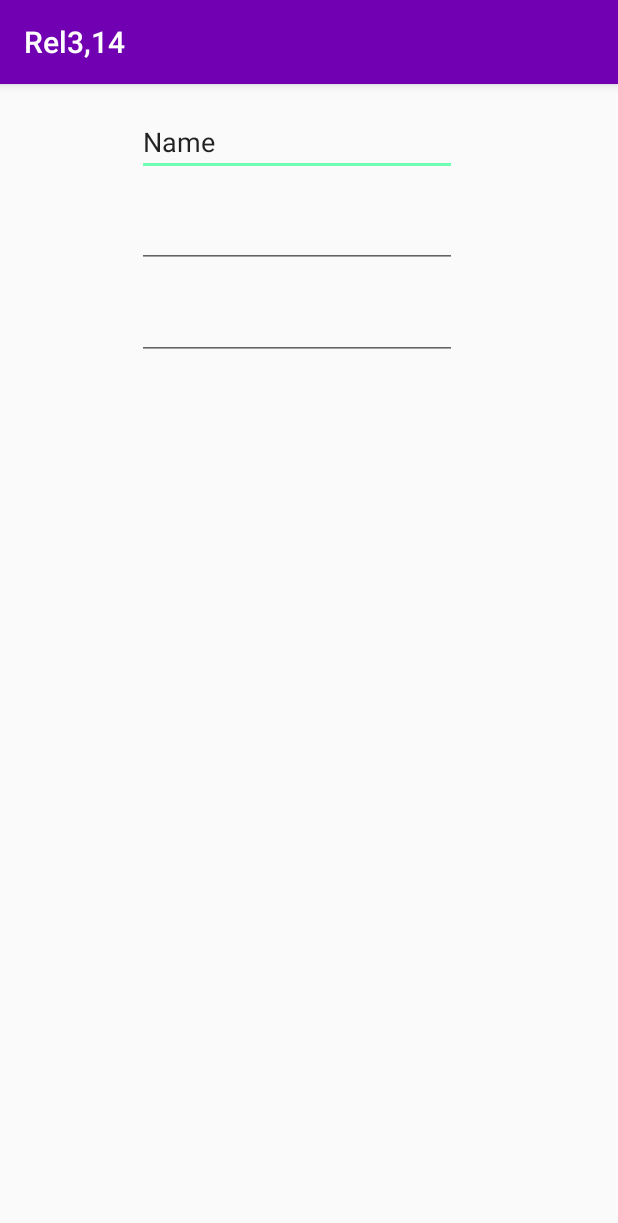
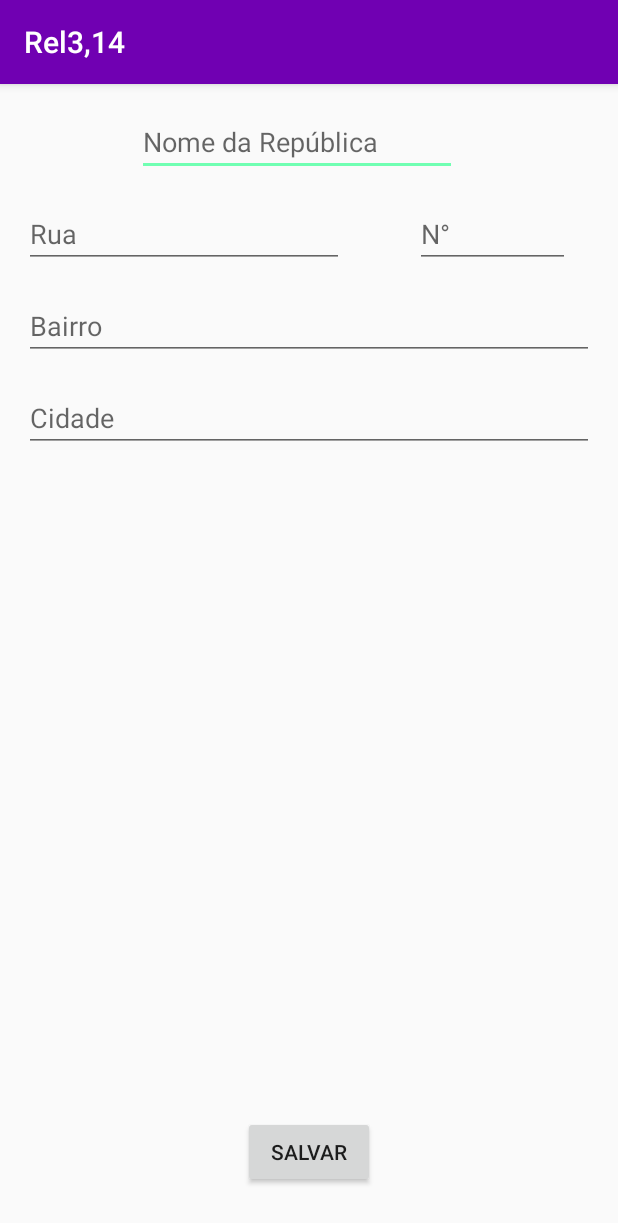
Before and after one commit to dsgeverton/Relp, an Android app: the CadastrarRepublicaActivity screen opened directly, with no data from a screen before it, on a phone screen of 412 x 824 dp. Shown: the top 1223 px of the screen. Run offline under Robolectric (Android 15) with nearby library versions, the phone set to English and light mode, and no system bars.

Commit message:
Criação da classe Republica

```diff
--- a/app/build.gradle
+++ b/app/build.gradle
@@ -28,4 +28,5 @@ dependencies {
     implementation 'com.google.android.gms:play-services-ads:15.0.1'
     implementation 'com.android.support:design:27.1.1'
     implementation 'com.android.support:cardview-v7:27.1.1'
+    implementation 'com.google.android.gms:play-services-maps:15.0.1'
 }
--- a/app/src/main/res/layout/activity_cadastrar_republica.xml
+++ b/app/src/main/res/layout/activity_cadastrar_republica.xml
@@ -17,7 +17,6 @@
         android:ems="10"
         android:hint="Nome da República"
         android:inputType="textPersonName"
-        android:text="Name"
         app:layout_constraintEnd_toEndOf="parent"
         app:layout_constraintStart_toStartOf="parent"
         app:layout_constraintTop_toTopOf="parent" />
@@ -26,26 +25,68 @@
         android:id="@+id/editText2"
         android:layout_width="wrap_content"
         android:layout_height="wrap_content"
-        android:layout_marginEnd="32dp"
         android:layout_marginStart="16dp"
         android:layout_marginTop="16dp"
         android:ems="10"
+        android:hint="Rua"
         android:inputType="number"
-        app:layout_constraintEnd_toEndOf="parent"
         app:layout_constraintStart_toStartOf="parent"
         app:layout_constraintTop_toBottomOf="@+id/editText" />
 
     <EditText
         android:id="@+id/editText3"
-        android:layout_width="wrap_content"
+        android:layout_width="103dp"
         android:layout_height="wrap_content"
         android:layout_marginEnd="32dp"
+        android:layout_marginStart="8dp"
+        android:layout_marginTop="16dp"
+        android:ems="10"
+        android:hint="N°"
+        android:inputType="number"
+        app:layout_constraintEnd_toEndOf="parent"
+        app:layout_constraintHorizontal_bias="1.0"
+        app:layout_constraintStart_toEndOf="@+id/editText2"
+        app:layout_constraintTop_toBottomOf="@+id/editText" />
+
+    <EditText
+        android:id="@+id/editText7"
+        android:layout_width="0dp"
+        android:layout_height="wrap_content"
+        android:layout_marginEnd="16dp"
         android:layout_marginStart="16dp"
         android:layout_marginTop="16dp"
         android:ems="10"
-        android:inputType="number"
+        android:hint="Cidade"
+        android:inputType="textPersonName"
+        app:layout_constraintEnd_toEndOf="parent"
+        app:layout_constraintHorizontal_bias="0.0"
+        app:layout_constraintStart_toStartOf="parent"
+        app:layout_constraintTop_toBottomOf="@+id/editText11" />
+
+    <EditText
+        android:id="@+id/editText11"
+        android:layout_width="0dp"
+        android:layout_height="wrap_content"
+        android:layout_marginEnd="16dp"
+        android:layout_marginStart="16dp"
+        android:layout_marginTop="16dp"
+        android:ems="10"
+        android:hint="Bairro"
+        android:inputType="textPersonName"
         app:layout_constraintEnd_toEndOf="parent"
         app:layout_constraintStart_toStartOf="parent"
         app:layout_constraintTop_toBottomOf="@+id/editText2" />
 
+    <Button
+        android:id="@+id/button"
+        android:layout_width="wrap_content"
+        android:layout_height="wrap_content"
+        android:layout_marginBottom="32dp"
+        android:layout_marginEnd="16dp"
+        android:layout_marginStart="16dp"
+        android:text="SALVAR"
+        app:layout_constraintBottom_toBottomOf="parent"
+        app:layout_constraintEnd_toEndOf="parent"
+        app:layout_constraintStart_toStartOf="parent" />
+
 </android.support.constraint.ConstraintLayout>
```
Also changed, not shown: app/src/main/java/br/edu/iff/pooa/relp/model/Republica.java (added, +70 -0 lines), app/src/main/res/layout/activity_main.xml (+15 -85 lines).
